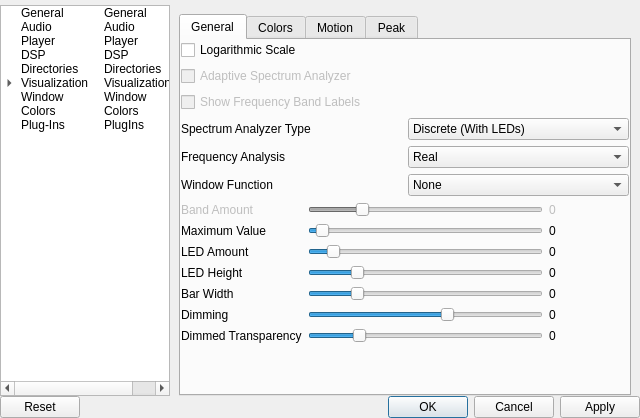
Before: the Qt Designer form ui/SetupWindow.ui in ModPlugPlayer/ModPlugPlayer, drawn with Qt 5.
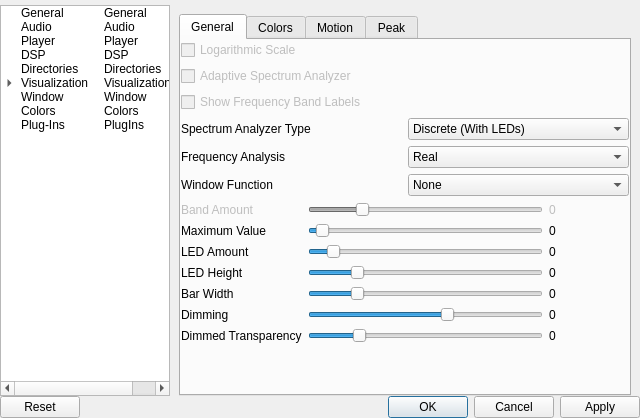
After: the same form once the commit is applied. Icons and pictures are not drawn. Custom widgets are drawn as their Qt base class.

Patch:
```diff
--- a/ui/SetupWindow.ui
+++ b/ui/SetupWindow.ui
@@ -2835,7 +2835,7 @@
                  <item>
                   <widget class="QCheckBox" name="spectrumAnalyzerLogarithmicScale">
                    <property name="enabled">
-                    <bool>true</bool>
+                    <bool>false</bool>
                    </property>
                    <property name="text">
                     <string>Logarithmic Scale</string>
```
